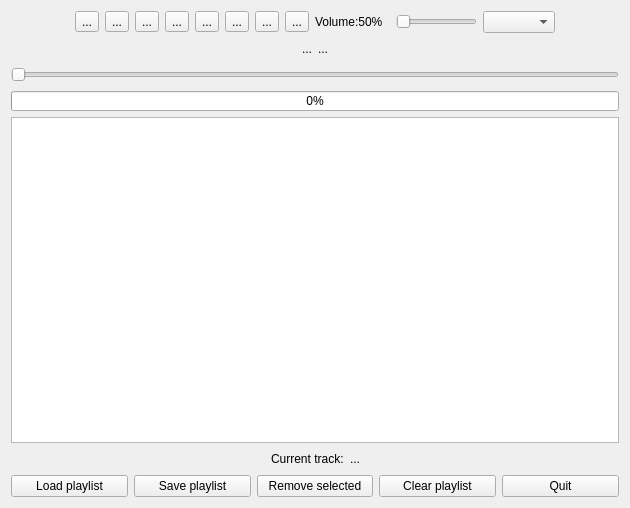
Above: widget.ui from igorternyuk/TeQtAudioPlayer before the change. Below: the same form after it.
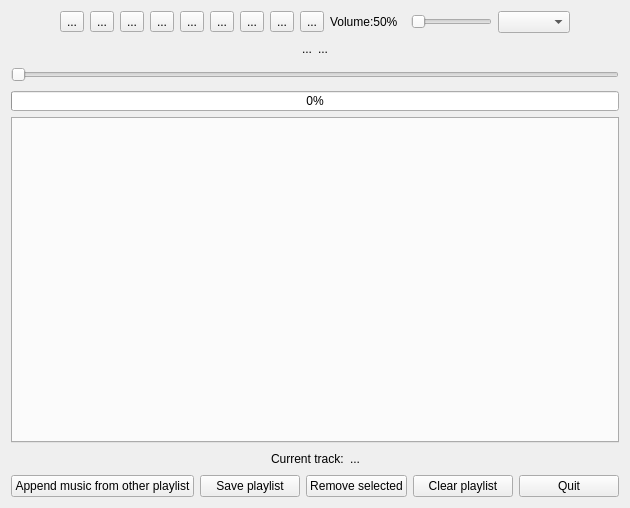
That is the form after the change. Icons and pictures are not drawn.

Commit message: Multiple playlists with tabwidget and system tray icon with menu were added

Patch:
```diff
--- a/widget.ui
+++ b/widget.ui
@@ -31,6 +31,34 @@
          </property>
         </spacer>
        </item>
+       <item>
+        <widget class="QToolButton" name="btnAdd">
+         <property name="toolTip">
+          <string>Open audio files</string>
+         </property>
+         <property name="text">
+          <string>...</string>
+         </property>
+         <property name="icon">
+          <iconset resource="resources.qrc">
+           <normaloff>:/gfx/icons/btnOpen.png</normaloff>:/gfx/icons/btnOpen.png</iconset>
+         </property>
+        </widget>
+       </item>
+       <item>
+        <widget class="QToolButton" name="btnNewPlayList">
+         <property name="toolTip">
+          <string>Create new playlist</string>
+         </property>
+         <property name="text">
+          <string>...</string>
+         </property>
+         <property name="icon">
+          <iconset resource="resources.qrc">
+           <normaloff>:/gfx/icons/btnNewPlaylist.png</normaloff>:/gfx/icons/btnNewPlaylist.png</iconset>
+         </property>
+        </widget>
+       </item>
        <item>
         <widget class="QToolButton" name="btnPlay">
          <property name="text">
@@ -64,17 +92,6 @@
          </property>
         </widget>
        </item>
-       <item>
-        <widget class="QToolButton" name="btnAdd">
-         <property name="text">
-          <string>...</string>
-         </property>
-         <property name="icon">
-          <iconset resource="resources.qrc">
-           <normaloff>:/gfx/icons/btnOpen.png</normaloff>:/gfx/icons/btnOpen.png</iconset>
-         </property>
-        </widget>
-       </item>
        <item>
         <widget class="QToolButton" name="btnPrev">
          <property name="text">
@@ -261,7 +278,11 @@
       </widget>
      </item>
      <item>
-      <widget class="QTableView" name="tableViewPlaylist"/>
+      <widget class="QTabWidget" name="tabWidget">
+       <property name="tabsClosable">
+        <bool>true</bool>
+       </property>
+      </widget>
      </item>
      <item>
       <layout class="QHBoxLayout" name="horizontalLayout_4">
@@ -312,7 +333,7 @@
        <item>
         <widget class="QPushButton" name="btnLoadPlaylist">
          <property name="text">
-          <string>Load playlist</string>
+          <string>Append music from other playlist</string>
          </property>
         </widget>
        </item>
```
Left out of the diff: 122 changed lines with no effect on the pictures. The commit also changes 6 other files.
